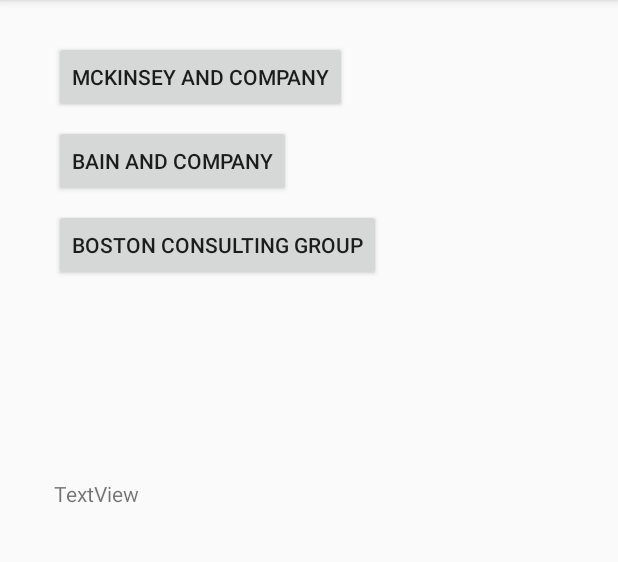
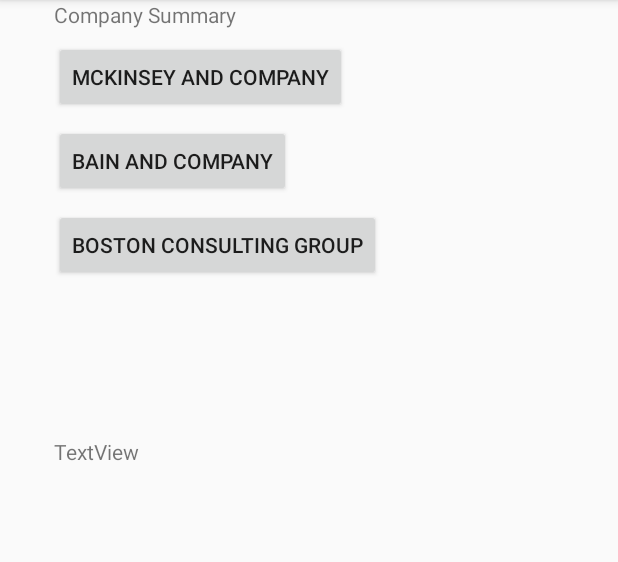
Before and after one commit to dvhwang/Group2, an Android app: the CareersMain screen opened directly, with no data from a screen before it, on a phone screen of 412 x 824 dp, the part 84-646 px from its top. Run offline under Robolectric (Android 15) with nearby library versions, the phone set to English and light mode, and no system bars.

Commit message:
Updated Careers Main Layout

```diff
--- a/app/src/main/res/layout/activity_careers_main.xml
+++ b/app/src/main/res/layout/activity_careers_main.xml
@@ -44,7 +44,7 @@
         android:layout_height="395dp"
         android:layout_marginStart="36dp"
         android:layout_marginLeft="36dp"
-        android:layout_marginTop="132dp"
+        android:layout_marginTop="104dp"
         app:layout_constraintStart_toStartOf="parent"
         app:layout_constraintTop_toBottomOf="@+id/btn_bcg">
 
@@ -63,4 +63,14 @@
         </LinearLayout>
     </ScrollView>
 
+    <TextView
+        android:id="@+id/wiki_summ"
+        android:layout_width="wrap_content"
+        android:layout_height="wrap_content"
+        android:layout_marginStart="36dp"
+        android:layout_marginLeft="36dp"
+        android:text="Company Summary"
+        app:layout_constraintStart_toStartOf="parent"
+        tools:layout_editor_absoluteY="261dp" />
+
 </android.support.constraint.ConstraintLayout>
```
